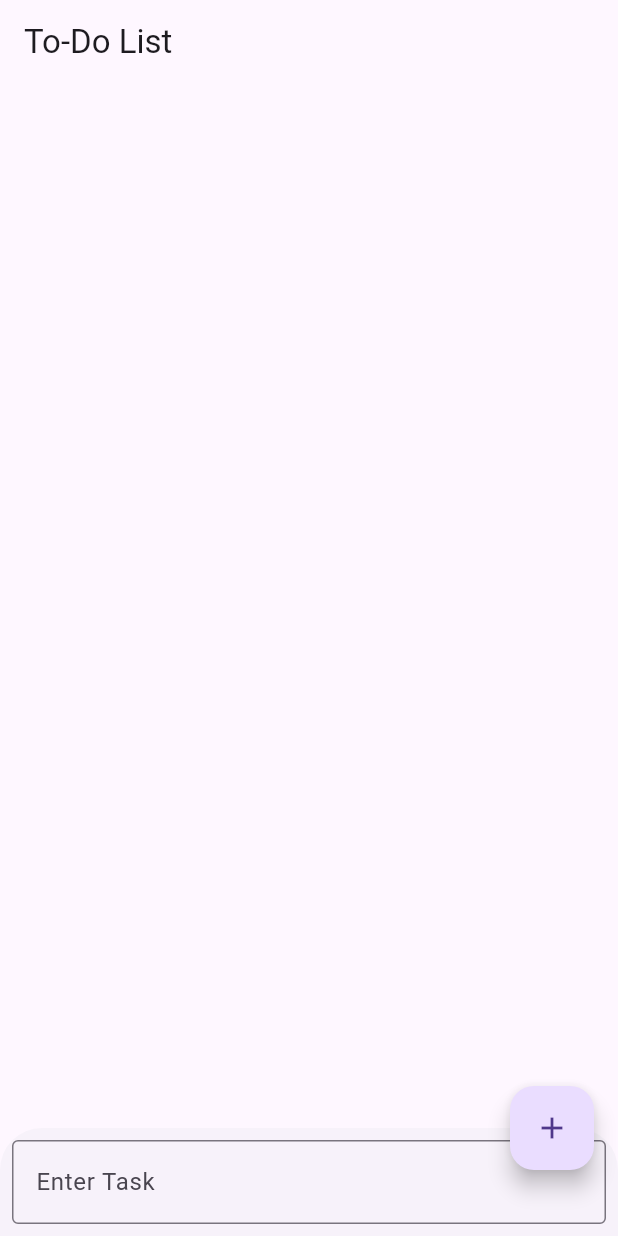
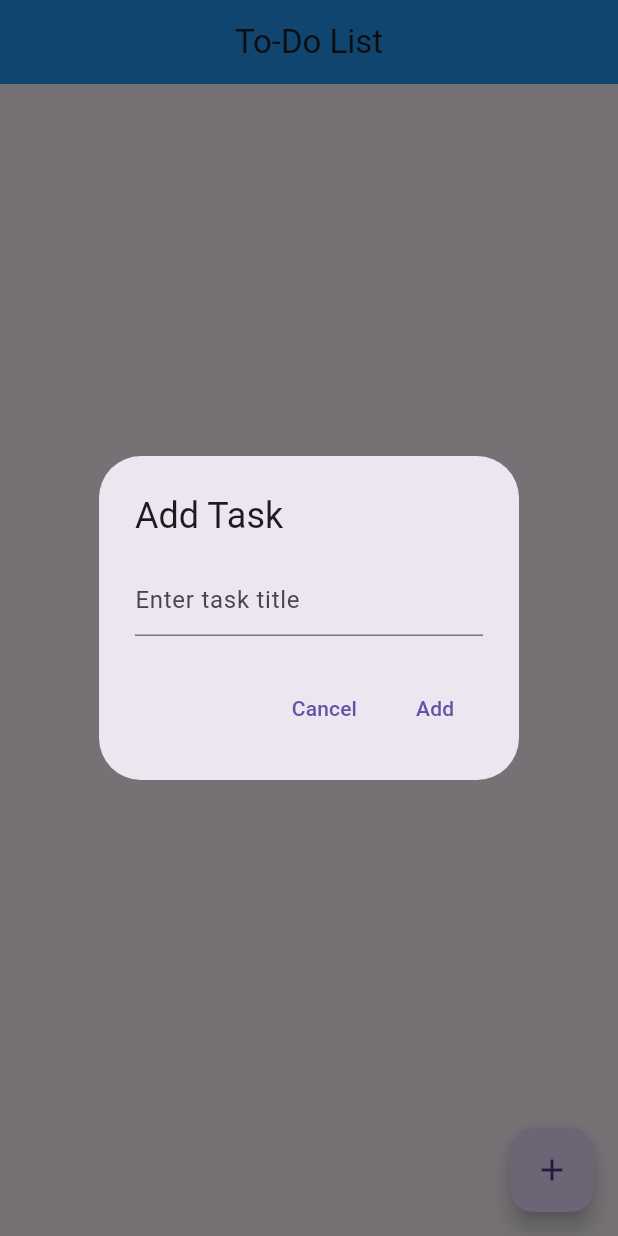
Before and after one commit to sulimankhan643/to_do_list_app, a Flutter app: the screen it shows after launch, after a tap on the "add" icon, on a phone screen of 412 x 824 dp. Run offline on Flutter 3.47's test engine with Material 3 defaults, Android fonts, the phone set to English and light mode, and no system bars; our stand-ins replace hive, hive_flutter; accounts and stored records are empty.

Commit message:
Refactored version of To-Do List App (Week 6 Task)

```diff
--- a/lib/screens/home_screen.dart
+++ b/lib/screens/home_screen.dart
@@ -2,58 +2,111 @@ import 'package:flutter/material.dart';
 import 'package:provider/provider.dart';
 import '../services/task_storage.dart';
 import '../models/task_model.dart';
+import '../widgets/task_tile.dart';
 
-class HomeScreen extends StatelessWidget {
+class HomeScreen extends StatefulWidget {
+  const HomeScreen({super.key});
+
+  @override
+  State<HomeScreen> createState() => _HomeScreenState();
+}
+
+class _HomeScreenState extends State<HomeScreen> {
+  final GlobalKey<AnimatedListState> _listKey = GlobalKey<AnimatedListState>();
   final TextEditingController _controller = TextEditingController();
 
   @override
   Widget build(BuildContext context) {
-    final taskStorage = Provider.of<TaskStorage>(context);
-
     return Scaffold(
       appBar: AppBar(
+        backgroundColor: Colors.blue,
         title: const Text("To-Do List"),
+        centerTitle: true,
       ),
-      body: ListView.builder(
-        itemCount: taskStorage.tasks.length,
-        itemBuilder: (context, index) {
-          final task = taskStorage.tasks[index];
-          return ListTile(
-            title: Text(
-              task.title,
-              style: TextStyle(
-                decoration: task.isDone ? TextDecoration.lineThrough : null,
-              ),
-            ),
-            leading: Checkbox(
-              value: task.isDone,
-              onChanged: (_) => taskStorage.toggleTask(task),
-            ),
-            trailing: IconButton(
-              icon: const Icon(Icons.delete),
-              onPressed: () => taskStorage.deleteTask(task),
-            ),
+      body: Consumer<TaskStorage>(
+        builder: (context, taskStorage, child) {
+          final tasks = taskStorage.tasks;
+
+          return AnimatedList(
+            key: _listKey,
+            initialItemCount: tasks.length,
+            itemBuilder: (context, index, animation) {
+              final task = tasks[index];
+              return SizeTransition(
+                sizeFactor: animation,
+                child: TaskTile(
+                  title: task.title,
+                  isDone: task.isDone,
+                  onToggle: () {
+                    taskStorage.toggleTask(task);
+                  },
+                  onDelete: () {
+                    final removedTask = task;
+                    taskStorage.deleteTask(task);
+                    _listKey.currentState?.removeItem(
+                      index,
+                          (context, animation) => SizeTransition(
+                        sizeFactor: animation,
+                        child: TaskTile(
+                          title: removedTask.title,
+                          isDone: removedTask.isDone,
+                          onToggle: () {},
+                          onDelete: () {},
+                        ),
+                      ),
+                      duration: const Duration(milliseconds: 300),
+                    );
+                  },
+                ),
+              );
+            },
           );
         },
       ),
       floatingActionButton: FloatingActionButton(
         onPressed: () {
-          if (_controller.text.isNotEmpty) {
-            taskStorage.addTask(TaskModel(title: _controller.text));
-            _controller.clear();
-          }
+          _showAddTaskDialog(context);
         },
         child: const Icon(Icons.add),
       ),
-      bottomSheet: Padding(
-        padding: const EdgeInsets.all(8.0),
-        child: TextField(
+    );
+  }
+
+  void _showAddTaskDialog(BuildContext context) {
+    showDialog(
+      context: context,
+      builder: (context) => AlertDialog(
+        title: const Text("Add Task"),
+        content: TextField(
           controller: _controller,
-          decoration: const InputDecoration(
-            border: OutlineInputBorder(),
-            labelText: 'Enter Task',
+          decoration: const InputDecoration(hintText: "Enter task title"),
+        ),
+        actions: [
+          TextButton(
+            onPressed: () {
+              Navigator.pop(context);
+              _controller.clear();
+            },
+            child: const Text("Cancel"),
           ),
-        ),
+          TextButton(
+            onPressed: () {
+              if (_controller.text.trim().isNotEmpty) {
+                final task = TaskModel(title: _controller.text.trim());
+                final taskStorage =
+                Provider.of<TaskStorage>(context, listen: false);
+                taskStorage.addTask(task);
+                _listKey.currentState?.insertItem(
+                  taskStorage.tasks.length - 1,
+                  duration: const Duration(milliseconds: 300),
+                );
+                Navigator.pop(context);
+                _controller.clear();
+              }
+            },
+            child: const Text("Add"),
+          ),
+        ],
       ),
     );
   }
--- a/lib/widgets/task_tile.dart
+++ b/lib/widgets/task_tile.dart
@@ -29,7 +29,8 @@ class TaskTile extends StatelessWidget {
         ),
         child: const Icon(Icons.delete, color: Colors.white, size: 28),
       ),
-      child: Container(
+      child: AnimatedContainer(
+        duration: const Duration(milliseconds: 400),
         margin: const EdgeInsets.symmetric(horizontal: 16, vertical: 8),
         decoration: BoxDecoration(
           borderRadius: BorderRadius.circular(20),
@@ -47,7 +48,8 @@ class TaskTile extends StatelessWidget {
           ],
         ),
         child: ListTile(
-          contentPadding: const EdgeInsets.symmetric(horizontal: 20, vertical: 8),
+          contentPadding:
+          const EdgeInsets.symmetric(horizontal: 20, vertical: 8),
           leading: GestureDetector(
             onTap: onToggle,
             child: AnimatedContainer(
@@ -67,14 +69,15 @@ class TaskTile extends StatelessWidget {
                   : null,
             ),
           ),
-          title: Text(
-            title,
+          title: AnimatedDefaultTextStyle(
+            duration: const Duration(milliseconds: 300),
             style: TextStyle(
               fontSize: 17,
               fontWeight: FontWeight.w600,
               decoration: isDone ? TextDecoration.lineThrough : null,
               color: isDone ? Colors.grey.shade700 : Colors.black87,
             ),
+            child: Text(title),
           ),
           trailing: IconButton(
             icon: Icon(Icons.delete_outline, color: Colors.red.shade400),
--- a/pubspec.yaml
+++ b/pubspec.yaml
@@ -45,6 +45,7 @@ dev_dependencies:
     sdk: flutter
   hive_generator: ^2.0.1
   build_runner: ^2.4.6
+
   # The "flutter_lints" package below contains a set of recommended lints to
   # encourage good coding practices. The lint set provided by the package is
   # activated in the `analysis_options.yaml` file located at the root of your
```
Also changed, not shown: pubspec.lock, 1 other file.
